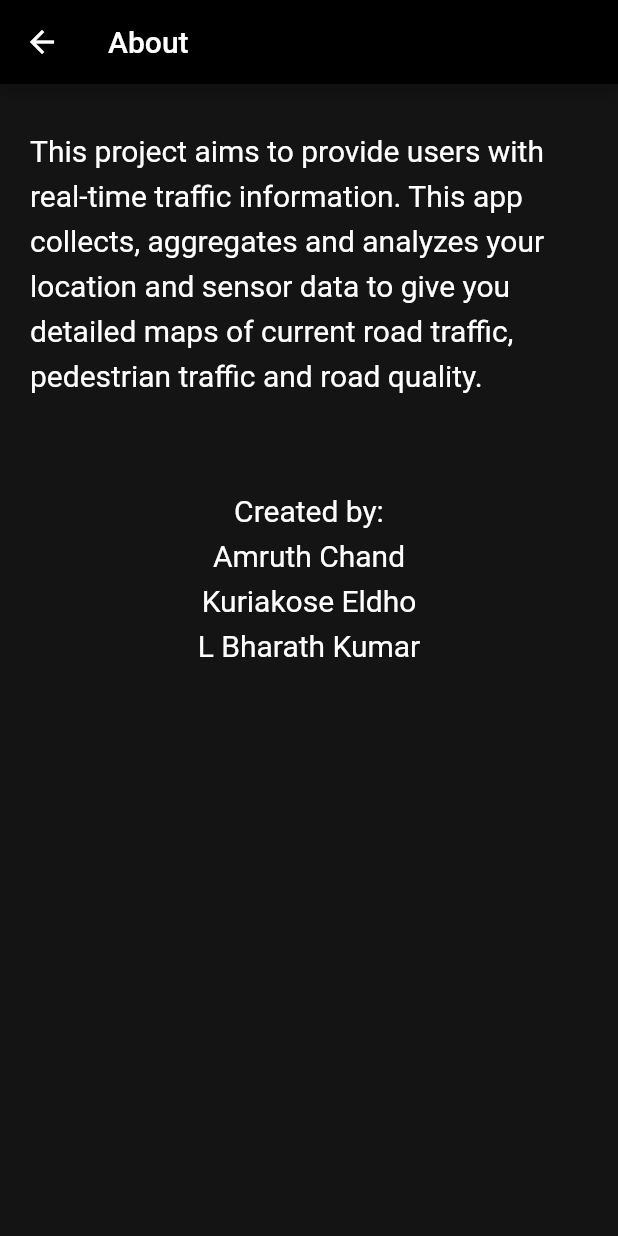
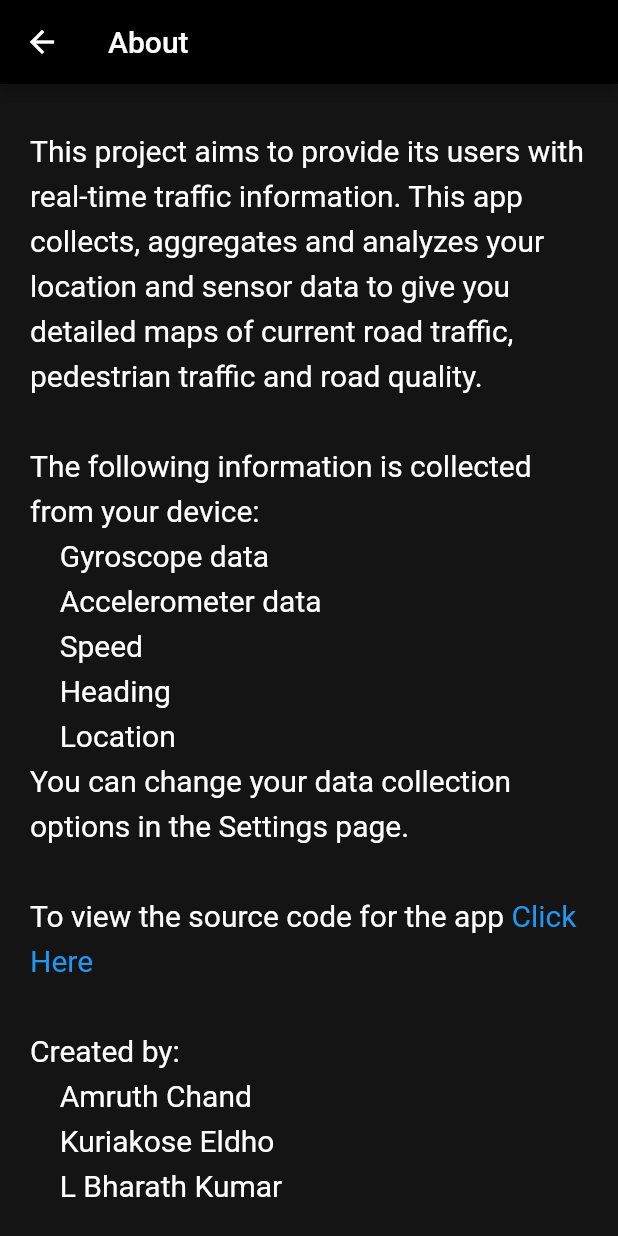
Before and after one commit to kryacose/traffic_app, a Flutter app: the InfoPage screen opened directly, on a phone screen of 412 x 824 dp. Run offline on Flutter 3.47's test engine with Material 2 defaults, Android fonts, the phone set to English and light mode, and no system bars; our stand-ins replace geolocator, google_maps_flutter, sensors, shared_preferences; accounts and stored records are empty.

Commit message:
Icon and InfoPage Updated

```diff
--- a/lib/infoPage.dart
+++ b/lib/infoPage.dart
@@ -1,4 +1,6 @@
+import 'package:flutter/gestures.dart';
 import 'package:flutter/material.dart';
+import 'package:url_launcher/url_launcher.dart';
 
 class InfoPage extends StatelessWidget {
   @override
@@ -12,13 +14,34 @@ class InfoPage extends StatelessWidget {
       body: Padding(
         padding: EdgeInsets.only(top: 28, right: 20, left: 20),
         child: Column(
+          crossAxisAlignment: CrossAxisAlignment.start,
           children: <Widget>[
-            Text("This project aims to provide users with real-time traffic information. This app collects, aggregates and analyzes your location and sensor data to give you detailed maps of current road traffic, pedestrian traffic and road quality.",
+            Text("This project aims to provide its users with real-time traffic information. This app collects, aggregates and analyzes your location and sensor data to give you detailed maps of current road traffic, pedestrian traffic and road quality.",
             style: TextStyle(color: Colors.white, fontSize: 20, height: 1.5),),
-            SizedBox(height: 60,),
-            Text("Created by:\nAmruth Chand\nKuriakose Eldho\nL Bharath Kumar",
-            style: TextStyle(color: Colors.white, fontSize: 20, height: 1.5, ),
-            textAlign: TextAlign.center,)
+            SizedBox(height: 30,),
+            Text("The following information is collected from your device:\n    Gyroscope data\n    Accelerometer data\n    Speed\n    Heading\n    Location\nYou can change your data collection options in the Settings page.",
+            style: TextStyle(color: Colors.white, fontSize: 20, height: 1.5),),
+            SizedBox(height: 30,),
+            RichText(
+              text: TextSpan(children: [
+                TextSpan(
+                  text: "To view the source code for the app ",
+                  style: TextStyle(color: Colors.white, fontSize: 20, height: 1.5),),
+                  TextSpan(
+                  text: "Click Here",
+                  style: TextStyle(color: Colors.blue, fontSize: 20, height: 1.5, ),
+                  recognizer: TapGestureRecognizer()
+                    ..onTap = (){
+                        launch('https://github.com/kryacose/traffic_app');
+                    }
+
+                  ),
+
+              ]),
+            ),
+            SizedBox(height: 30,),
+            Text("Created by:\n    Amruth Chand\n    Kuriakose Eldho\n    L Bharath Kumar",
+            style: TextStyle(color: Colors.white, fontSize: 20, height: 1.5, ),),
         ],),
       ),
     );
--- a/pubspec.yaml
+++ b/pubspec.yaml
@@ -41,6 +41,12 @@ dev_dependencies:
   http: ^0.12.1
   web_socket_channel: ^1.1.0
   shared_preferences: ^0.5.7+3
+  flutter_launcher_icons: ^0.7.5
+  url_launcher: ^5.4.10
+
+flutter_icons:
+  image_path: 'assets/icon.png'
+  android: true
 
 # For information on the generic Dart part of this file, see the
 # following page: https://dart.dev/tools/pub/pubspec
```
Also changed, not shown: lib/mapPage.dart (+111 -23 lines), assets/circle.png (deleted), assets/icon.png (added), pubspec.lock, 6 other files.
